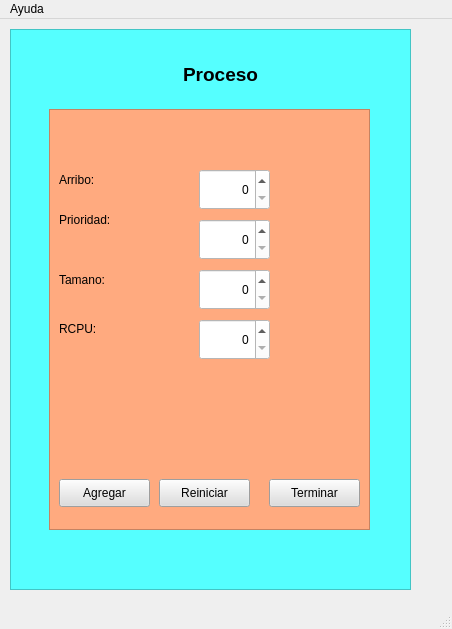
First picture: the form in apps/ui/cargarProceso.ui, repository AlejandroFNadal/SistOp2019, before the edit.
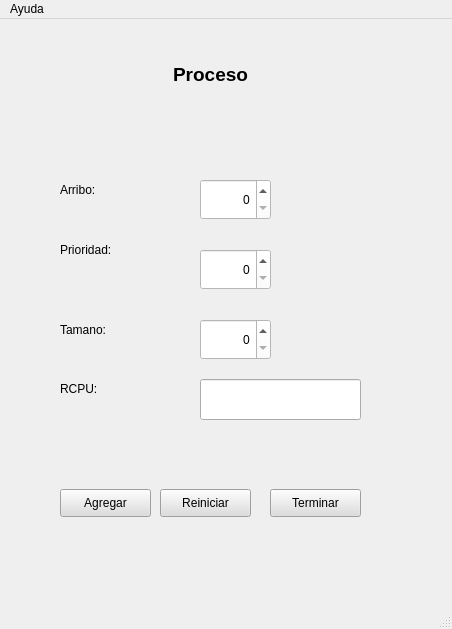
Second picture: the form after the edit.

Commit message: se actualiso ui

```diff
--- a/apps/ui/cargarProceso.ui
+++ b/apps/ui/cargarProceso.ui
@@ -14,99 +14,11 @@
    <string>MainWindow</string>
   </property>
   <widget class="QWidget" name="centralwidget">
-   <widget class="QFrame" name="frame_3">
-    <property name="geometry">
-     <rect>
-      <x>10</x>
-      <y>10</y>
-      <width>401</width>
-      <height>561</height>
-     </rect>
-    </property>
-    <property name="styleSheet">
-     <string notr="true">background-color: rgb(85, 255, 255);</string>
-    </property>
-    <property name="frameShape">
-     <enum>QFrame::StyledPanel</enum>
-    </property>
-    <property name="frameShadow">
-     <enum>QFrame::Raised</enum>
-    </property>
-    <widget class="QFrame" name="frame_4">
-     <property name="geometry">
-      <rect>
-       <x>39</x>
-       <y>80</y>
-       <width>321</width>
-       <height>421</height>
-      </rect>
-     </property>
-     <property name="styleSheet">
-      <string notr="true">background-color: rgb(255, 170, 127);</string>
-     </property>
-     <property name="frameShape">
-      <enum>QFrame::StyledPanel</enum>
-     </property>
-     <property name="frameShadow">
-      <enum>QFrame::Raised</enum>
-     </property>
-     <widget class="QLabel" name="label_3">
-      <property name="geometry">
-       <rect>
-        <x>10</x>
-        <y>210</y>
-        <width>81</width>
-        <height>20</height>
-       </rect>
-      </property>
-      <property name="text">
-       <string>RCPU:</string>
-      </property>
-     </widget>
-     <widget class="QLabel" name="tamMem_8">
-      <property name="geometry">
-       <rect>
-        <x>10</x>
-        <y>90</y>
-        <width>111</width>
-        <height>41</height>
-       </rect>
-      </property>
-      <property name="text">
-       <string>Prioridad:</string>
-      </property>
-     </widget>
-     <widget class="QLabel" name="tamSo_2">
-      <property name="geometry">
-       <rect>
-        <x>10</x>
-        <y>150</y>
-        <width>111</width>
-        <height>41</height>
-       </rect>
-      </property>
-      <property name="text">
-       <string>Tamano:</string>
-      </property>
-     </widget>
-     <widget class="QLabel" name="tamMem_2">
-      <property name="geometry">
-       <rect>
-        <x>10</x>
-        <y>50</y>
-        <width>111</width>
-        <height>41</height>
-       </rect>
-      </property>
-      <property name="text">
-       <string>Arribo:</string>
-      </property>
-     </widget>
      <widget class="QPushButton" name="pushButton_4">
       <property name="geometry">
        <rect>
-        <x>10</x>
-        <y>370</y>
+      <x>60</x>
+      <y>470</y>
         <width>91</width>
         <height>28</height>
        </rect>
@@ -118,74 +30,23 @@
        <string>Agregar</string>
       </property>
      </widget>
-     <widget class="QPushButton" name="pushButton_5">
+   <widget class="QLabel" name="tamMem_2">
       <property name="geometry">
        <rect>
-        <x>110</x>
-        <y>370</y>
-        <width>91</width>
-        <height>28</height>
-       </rect>
-      </property>
-      <property name="styleSheet">
-       <string notr="true">background-color: rgb(221, 221, 221);</string>
-      </property>
+      <x>60</x>
+      <y>150</y>
+      <width>111</width>
+      <height>41</height>
+     </rect>
+    </property>
       <property name="text">
-       <string>Reiniciar</string>
-      </property>
-     </widget>
-     <widget class="QPushButton" name="btn_terminar">
-      <property name="geometry">
-       <rect>
-        <x>220</x>
-        <y>370</y>
-        <width>91</width>
-        <height>28</height>
-       </rect>
-      </property>
-      <property name="styleSheet">
-       <string notr="true">background-color: rgb(221, 221, 221);</string>
-      </property>
-      <property name="text">
-       <string>Terminar</string>
+     <string>Arribo:</string>
       </property>
      </widget>
      <widget class="QSpinBox" name="spinBoxTamMemo">
       <property name="geometry">
        <rect>
-        <x>150</x>
-        <y>60</y>
-        <width>71</width>
-        <height>41</height>
-       </rect>
-      </property>
-      <property name="styleSheet">
-       <string notr="true">background-color: rgb(255, 255, 255);</string>
-      </property>
-      <property name="alignment">
-       <set>Qt::AlignRight|Qt::AlignTrailing|Qt::AlignVCenter</set>
-      </property>
-     </widget>
-     <widget class="QSpinBox" name="spinBoxTamMemo_2">
-      <property name="geometry">
-       <rect>
-        <x>150</x>
-        <y>110</y>
-        <width>71</width>
-        <height>41</height>
-       </rect>
-      </property>
-      <property name="styleSheet">
-       <string notr="true">background-color: rgb(255, 255, 255);</string>
-      </property>
-      <property name="alignment">
-       <set>Qt::AlignRight|Qt::AlignTrailing|Qt::AlignVCenter</set>
-      </property>
-     </widget>
-     <widget class="QSpinBox" name="spinBoxTamMemo_3">
-      <property name="geometry">
-       <rect>
-        <x>150</x>
+      <x>200</x>
         <y>160</y>
         <width>71</width>
         <height>41</height>
@@ -198,11 +59,43 @@
        <set>Qt::AlignRight|Qt::AlignTrailing|Qt::AlignVCenter</set>
       </property>
      </widget>
+   <widget class="QPushButton" name="btn_terminar">
+    <property name="geometry">
+     <rect>
+      <x>270</x>
+      <y>470</y>
+      <width>91</width>
+      <height>28</height>
+     </rect>
+    </property>
+    <property name="styleSheet">
+     <string notr="true">background-color: rgb(221, 221, 221);</string>
+    </property>
+    <property name="text">
+     <string>Terminar</string>
+    </property>
+   </widget>
+   <widget class="QPushButton" name="pushButton_5">
+    <property name="geometry">
+     <rect>
+      <x>160</x>
+      <y>470</y>
+      <width>91</width>
+      <height>28</height>
+     </rect>
+    </property>
+    <property name="styleSheet">
+     <string notr="true">background-color: rgb(221, 221, 221);</string>
+    </property>
+    <property name="text">
+     <string>Reiniciar</string>
+    </property>
+   </widget>
      <widget class="QSpinBox" name="spinBoxTamMemo_4">
       <property name="geometry">
        <rect>
-        <x>150</x>
-        <y>210</y>
+      <x>200</x>
+      <y>300</y>
         <width>71</width>
         <height>41</height>
        </rect>
@@ -214,12 +107,27 @@
        <set>Qt::AlignRight|Qt::AlignTrailing|Qt::AlignVCenter</set>
       </property>
      </widget>
+   <widget class="QSpinBox" name="spinBoxTamMemo_2">
+    <property name="geometry">
+     <rect>
+      <x>200</x>
+      <y>230</y>
+      <width>71</width>
+      <height>41</height>
+     </rect>
+    </property>
+    <property name="styleSheet">
+     <string notr="true">background-color: rgb(255, 255, 255);</string>
+    </property>
+    <property name="alignment">
+     <set>Qt::AlignRight|Qt::AlignTrailing|Qt::AlignVCenter</set>
+    </property>
     </widget>
     <widget class="QLabel" name="label_7">
      <property name="geometry">
       <rect>
        <x>50</x>
-       <y>20</y>
+      <y>30</y>
        <width>321</width>
        <height>51</height>
       </rect>
@@ -238,6 +146,54 @@
       <set>Qt::AlignCenter</set>
      </property>
     </widget>
+   <widget class="QLabel" name="tamMem_8">
+    <property name="geometry">
+     <rect>
+      <x>60</x>
+      <y>210</y>
+      <width>111</width>
+      <height>41</height>
+     </rect>
+    </property>
+    <property name="text">
+     <string>Prioridad:</string>
+    </property>
+   </widget>
+   <widget class="QLineEdit" name="lineEdit_rcpu">
+    <property name="geometry">
+     <rect>
+      <x>200</x>
+      <y>360</y>
+      <width>161</width>
+      <height>41</height>
+     </rect>
+    </property>
+   </widget>
+   <widget class="QLabel" name="tamSo_2">
+    <property name="geometry">
+     <rect>
+      <x>60</x>
+      <y>290</y>
+      <width>111</width>
+      <height>41</height>
+     </rect>
+    </property>
+    <property name="text">
+     <string>Tamano:</string>
+    </property>
+   </widget>
+   <widget class="QLabel" name="label_4">
+    <property name="geometry">
+     <rect>
+      <x>60</x>
+      <y>360</y>
+      <width>81</width>
+      <height>20</height>
+     </rect>
+    </property>
+    <property name="text">
+     <string>RCPU:</string>
+    </property>
    </widget>
   </widget>
   <widget class="QMenuBar" name="menubar">
```
Left out of the diff: 2 changed lines with no effect on the pictures. Lines whose indentation alone changed are shown as unchanged. The commit also changes 4 other files.
